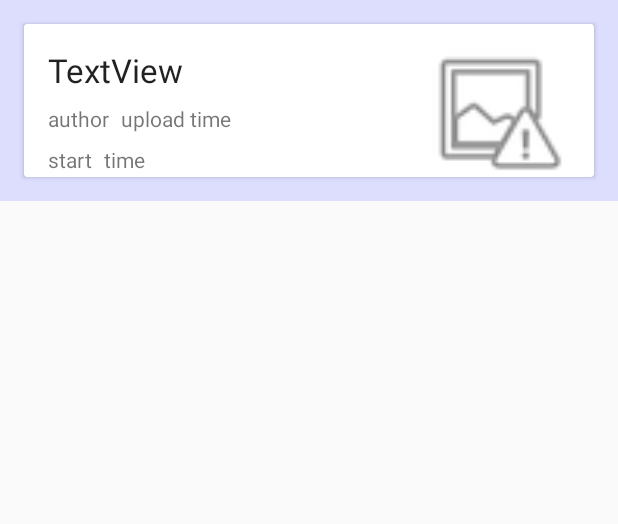
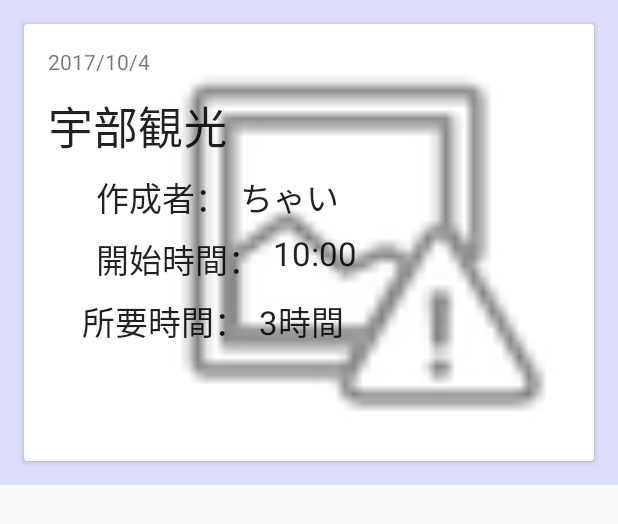
Before and after one commit to 14-2505-046-2/ShareTrip, an Android app: the layout tripcard_layout.xml on its own in the app's theme, with its tools: preview values and no code run, on a phone screen of 412 x 824 dp. Shown: the top 524 px of the screen. Run offline under Robolectric (Android 15) with nearby library versions, the phone set to English and light mode, and no system bars.

Commit message:
現地の人かどうかを表示、ツアーカードを大きく。

```diff
--- a/app/src/main/java/com/example/chai/sharetrip/MainActivity.java
+++ b/app/src/main/java/com/example/chai/sharetrip/MainActivity.java
@@ -148,6 +148,7 @@ public class MainActivity extends AppCompatActivity implements TripListFragment.
                 tour.total_time = 8;
                 tour.upload_date = "２０１８年１１月１日";
                 tour.area = "宇部市";
+                tour.is_local = true;
                 Bitmap bitmap_tour = BitmapFactory.decodeResource(getResources(), R.drawable.icon_bike);
                 tour.image = MyUtils.getByteFromImage(bitmap_tour);
 
--- a/app/src/main/java/com/example/chai/sharetrip/TripRealmAdapter.java
+++ b/app/src/main/java/com/example/chai/sharetrip/TripRealmAdapter.java
@@ -44,6 +44,7 @@ public class TripRealmAdapter extends RealmRecyclerViewAdapter<Tour,TripRealmAda
         protected ImageView photo;
         protected ImageButton delete;
         protected ImageButton edit;
+        protected TextView is_local;
 
         public TripViewHolder(View itemView) {
             super(itemView);
@@ -55,6 +56,7 @@ public class TripRealmAdapter extends RealmRecyclerViewAdapter<Tour,TripRealmAda
             photo = (ImageView) itemView.findViewById(R.id.trip_photo);
             delete = (ImageButton) itemView.findViewById(R.id.delete);
             edit = (ImageButton) itemView.findViewById(R.id.edit);
+            is_local = (TextView) itemView.findViewById(R.id.is_local);
         }
     }
 
@@ -140,7 +142,12 @@ public class TripRealmAdapter extends RealmRecyclerViewAdapter<Tour,TripRealmAda
         holder.uploadDate.setText(tour.upload_date);
         holder.start.setText(tour.start_time);
         holder.total.setText(String.valueOf(tour.total_time) + "時間");
-
+        if(tour.is_local) {
+            holder.is_local.setVisibility(View.VISIBLE);
+        }
+        else {
+            holder.is_local.setVisibility(View.GONE);
+        }
         if(tour.image != null && tour.image.length != 0) {
             /*
             Uri uri = Uri.parse(tour.image);
--- a/app/src/main/res/layout/tripcard_layout.xml
+++ b/app/src/main/res/layout/tripcard_layout.xml
@@ -12,8 +12,7 @@
         android:layout_width="match_parent"
         android:layout_height="wrap_content"
         android:layout_margin="16dp"
-        android:background="#FBDADE"
-        >
+        android:background="#FBDADE">
 
         <android.support.constraint.ConstraintLayout
             android:layout_width="match_parent"
@@ -21,76 +20,84 @@
 
             <ImageView
                 android:id="@+id/trip_photo"
-                android:layout_width="100dp"
-                android:layout_height="86dp"
-                android:layout_marginRight="16dp"
-                android:layout_marginTop="16dp"
+                android:layout_width="294dp"
+                android:layout_height="275dp"
+                android:layout_marginBottom="8dp"
+                android:layout_marginEnd="16dp"
+                android:layout_marginRight="32dp"
+                android:layout_marginTop="8dp"
                 android:scaleType="centerCrop"
+                app:layout_constraintBottom_toBottomOf="parent"
                 app:layout_constraintRight_toRightOf="parent"
                 app:layout_constraintTop_toTopOf="parent"
+                app:layout_constraintVertical_bias="0.0"
                 app:srcCompat="@android:drawable/ic_menu_report_image" />
 
             <TextView
                 android:id="@+id/tour_title"
                 android:layout_width="0dp"
                 android:layout_height="wrap_content"
-                android:layout_marginLeft="16dp"
-                android:layout_marginRight="16dp"
-                android:layout_marginTop="16dp"
-                android:text="TextView"
+                android:layout_marginEnd="16dp"
+                android:layout_marginLeft="0dp"
+                android:layout_marginTop="10dp"
+                android:text="宇部観光"
                 android:textAppearance="@style/TextAppearance.AppCompat.Large"
-                app:layout_constraintLeft_toLeftOf="parent"
-                app:layout_constraintRight_toLeftOf="@+id/trip_photo"
-                app:layout_constraintTop_toTopOf="parent" />
+                android:textSize="30sp"
+                app:layout_constraintLeft_toLeftOf="@+id/upload_date"
+                app:layout_constraintTop_toBottomOf="@+id/upload_date" />
 
             <TextView
                 android:id="@+id/author"
                 android:layout_width="wrap_content"
                 android:layout_height="wrap_content"
-                android:layout_marginLeft="16dp"
-                android:layout_marginTop="8dp"
+                android:layout_marginLeft="8dp"
+                android:layout_marginStart="8dp"
+                android:layout_marginTop="0dp"
                 android:ellipsize="end"
-                android:text="author"
-                app:layout_constraintLeft_toLeftOf="parent"
-                app:layout_constraintTop_toBottomOf="@+id/tour_title" />
+                android:text="ちゃい"
+                android:textAppearance="@style/TextAppearance.AppCompat.Large"
+                app:layout_constraintLeft_toRightOf="@+id/textView7"
+                app:layout_constraintTop_toTopOf="@+id/textView7" />
 
             <TextView
                 android:id="@+id/upload_date"
-                android:layout_width="150dp"
-                android:layout_height="wrap_content"
-                android:layout_marginLeft="8dp"
-                android:layout_marginTop="8dp"
-                android:text="upload time"
-                app:layout_constraintLeft_toRightOf="@+id/author"
-                app:layout_constraintTop_toBottomOf="@+id/tour_title" />
+                android:layout_width="128dp"
+                android:layout_height="20dp"
+                android:layout_marginLeft="32dp"
+                android:layout_marginStart="16dp"
+                android:layout_marginTop="15dp"
+                android:text="2017/10/4"
+                app:layout_constraintLeft_toLeftOf="parent"
+                app:layout_constraintTop_toTopOf="parent" />
 
             <TextView
                 android:id="@+id/start_time"
                 android:layout_width="wrap_content"
                 android:layout_height="wrap_content"
-                android:layout_marginLeft="16dp"
-                android:layout_marginTop="8dp"
-                android:text="start"
-                app:layout_constraintLeft_toLeftOf="parent"
-                app:layout_constraintTop_toBottomOf="@+id/author" />
+                android:layout_marginLeft="8dp"
+                android:layout_marginStart="8dp"
+                android:layout_marginTop="-2dp"
+                android:text="10:00"
+                android:textAppearance="@style/TextAppearance.AppCompat.Large"
+                app:layout_constraintLeft_toRightOf="@+id/textView6"
+                app:layout_constraintTop_toTopOf="@+id/textView6" />
 
             <TextView
                 android:id="@+id/total_time"
                 android:layout_width="wrap_content"
                 android:layout_height="wrap_content"
                 android:layout_marginLeft="8dp"
-                android:layout_marginTop="8dp"
-                android:text="time"
-                app:layout_constraintLeft_toRightOf="@+id/start_time"
-                app:layout_constraintTop_toBottomOf="@+id/upload_date" />
+                android:layout_marginStart="8dp"
+                android:layout_marginTop="0dp"
+                android:text="3時間"
+                android:textAppearance="@style/TextAppearance.AppCompat.Large"
+                app:layout_constraintLeft_toRightOf="@+id/textView3"
+                app:layout_constraintTop_toTopOf="@+id/textView3" />
 
             <ImageButton
                 android:id="@+id/delete"
                 android:layout_width="wrap_content"
                 android:layout_height="wrap_content"
-                android:layout_marginBottom="8dp"
-                android:layout_marginRight="8dp"
-                android:layout_marginTop="8dp"
                 android:visibility="gone"
                 app:layout_constraintBottom_toBottomOf="parent"
                 app:layout_constraintRight_toRightOf="parent"
@@ -102,13 +109,58 @@
                 android:id="@+id/edit"
                 android:layout_width="wrap_content"
                 android:layout_height="wrap_content"
-                android:layout_marginBottom="8dp"
-                android:layout_marginRight="8dp"
                 android:visibility="gone"
                 app:layout_constraintBottom_toBottomOf="parent"
                 app:layout_constraintRight_toLeftOf="@+id/delete"
                 app:srcCompat="@android:drawable/ic_menu_edit" />
 
+            <TextView
+                android:id="@+id/textView3"
+                android:layout_width="wrap_content"
+                android:layout_height="wrap_content"
+                android:layout_marginLeft="-9dp"
+                android:layout_marginTop="8dp"
+                android:text="所要時間："
+                android:textAppearance="@style/TextAppearance.AppCompat.Large"
+                app:layout_constraintLeft_toLeftOf="@+id/textView6"
+                app:layout_constraintTop_toBottomOf="@+id/textView6" />
+
+            <TextView
+                android:id="@+id/textView7"
+                android:layout_width="wrap_content"
+                android:layout_height="wrap_content"
+                android:layout_marginLeft="32dp"
+                android:layout_marginTop="8dp"
+                android:text="作成者："
+                android:textAppearance="@style/TextAppearance.AppCompat.Large"
+                app:layout_constraintLeft_toLeftOf="@+id/tour_title"
+                app:layout_constraintTop_toBottomOf="@+id/tour_title" />
+
+            <TextView
+                android:id="@+id/textView6"
+                android:layout_width="wrap_content"
+                android:layout_height="wrap_content"
+                android:layout_marginLeft="0dp"
+                android:layout_marginTop="8dp"
+                android:text="開始時間："
+                android:textAppearance="@style/TextAppearance.AppCompat.Large"
+                app:layout_constraintLeft_toLeftOf="@+id/textView7"
+                app:layout_constraintTop_toBottomOf="@+id/textView7" />
+
+            <TextView
+                android:id="@+id/is_local"
+                android:layout_width="wrap_content"
+                android:layout_height="wrap_content"
+                android:layout_marginLeft="16dp"
+                android:layout_marginTop="4dp"
+                android:background="@android:color/holo_orange_light"
+                android:text="地元の人！"
+                android:textAppearance="@style/TextAppearance.AppCompat.Large"
+                android:textColor="@color/cardview_light_background"
+                android:visibility="gone"
+                app:layout_constraintLeft_toRightOf="@+id/tour_title"
+                app:layout_constraintTop_toTopOf="@+id/tour_title" />
+
         </android.support.constraint.ConstraintLayout>
     </android.support.v7.widget.CardView>
 </LinearLayout>
--- a/app/src/main/res/values/colors.xml
+++ b/app/src/main/res/values/colors.xml
@@ -1,6 +1,6 @@
 <?xml version="1.0" encoding="utf-8"?>
 <resources>
     <color name="colorPrimary">#3f51b5</color>
-    <color name="colorPrimaryDark">#303F9F</color>
+    <color name="colorPrimaryDark">#303f9f</color>
     <color name="colorAccent">#FF4081</color>
 </resources>
```
